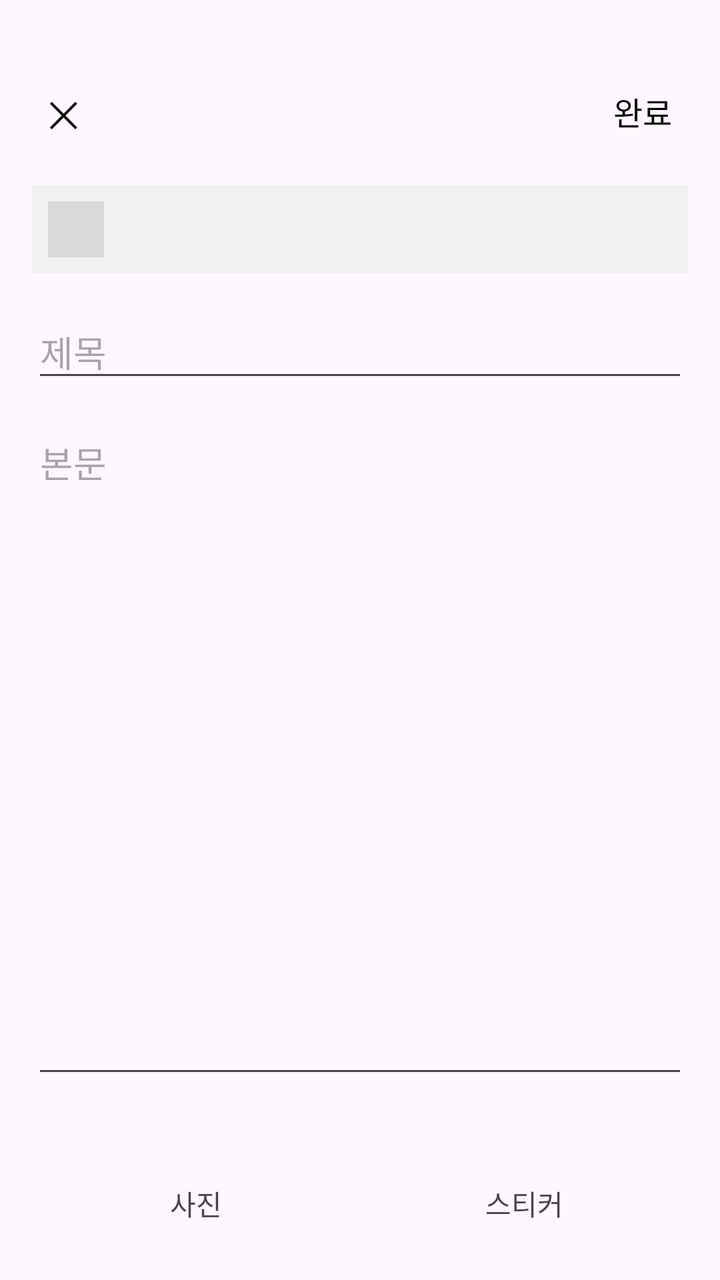
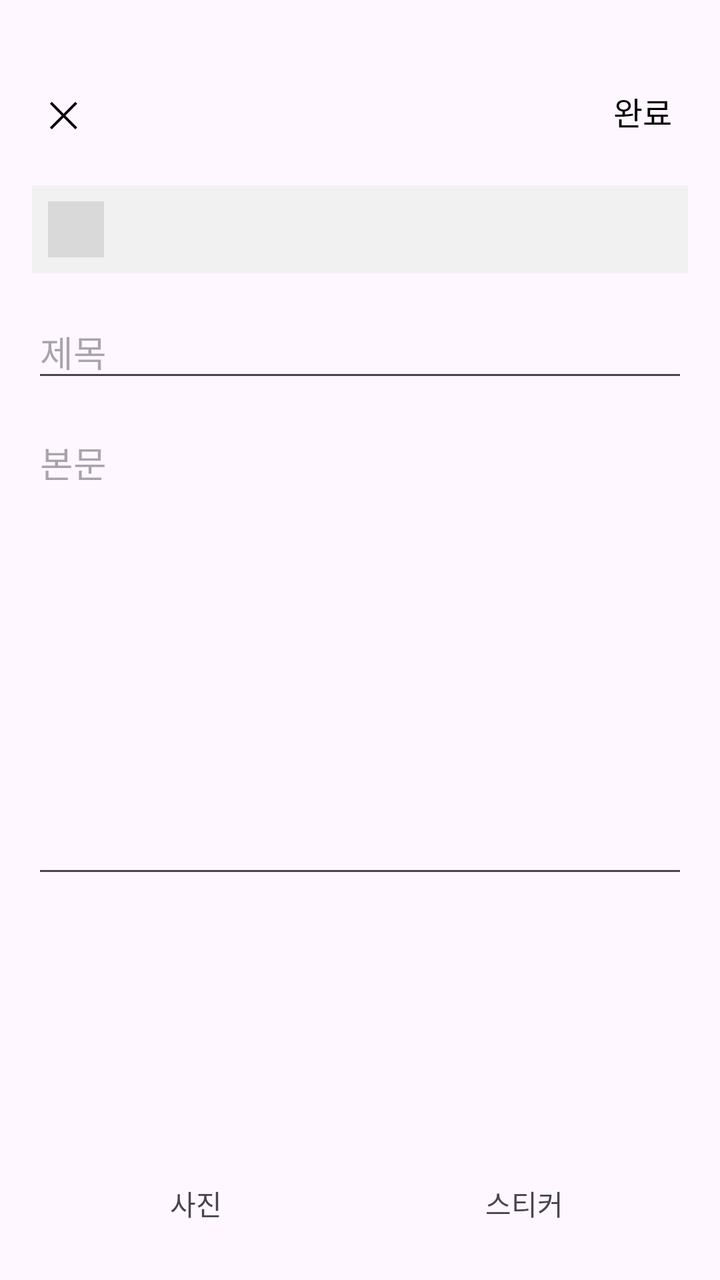

An Android layout rendered at two revisions. The XML below is the earlier revision; the diff shows what the commit changed to produce the second picture.
<!-- AndroidManifest.xml: application theme Theme.DiaryApp -->
<!-- res/layout/activity_write.xml -->
<?xml version="1.0" encoding="utf-8"?>
<androidx.constraintlayout.widget.ConstraintLayout xmlns:android="http://schemas.android.com/apk/res/android"
    xmlns:app="http://schemas.android.com/apk/res-auto"
    xmlns:tools="http://schemas.android.com/tools"
    android:id="@+id/main"
    android:layout_width="match_parent"
    android:layout_height="match_parent"
    android:padding="16dp"
    tools:context=".WriteActivity">

    
    <TextView
        android:id="@+id/btnClose"
        android:layout_width="wrap_content"
        android:layout_height="wrap_content"
        android:layout_marginTop="20dp"
        android:clickable="true"
        android:focusable="true"
        android:padding="8dp"
        android:text="✕"
        android:textColor="#000000"
        android:textSize="18sp"
        app:layout_constraintStart_toStartOf="parent"
        app:layout_constraintTop_toTopOf="parent" />

    
    <TextView
        android:id="@+id/btnDone"
        android:layout_width="wrap_content"
        android:layout_height="wrap_content"
        android:layout_marginTop="20dp"
        android:clickable="true"
        android:focusable="true"
        android:padding="8dp"
        android:text="완료"
        android:textColor="#000000"
        android:textSize="16sp"
        app:layout_constraintEnd_toEndOf="parent"
        app:layout_constraintTop_toTopOf="parent" />

    
    <LinearLayout
        android:id="@+id/writeWeatherBox"
        android:layout_width="0dp"
        android:layout_height="wrap_content"
        android:layout_marginTop="16dp"
        android:orientation="horizontal"
        android:gravity="center_vertical"
        android:background="#F1F1F1"
        android:padding="8dp"
        app:layout_constraintTop_toBottomOf="@id/btnClose"
        app:layout_constraintStart_toStartOf="parent"
        app:layout_constraintEnd_toEndOf="parent">

        <ImageView
            android:id="@+id/ivWriteWeatherIcon"
            android:layout_width="28dp"
            android:layout_height="28dp"
            android:layout_marginEnd="8dp"
            android:background="#D9D9D9" />

        <TextView
            android:id="@+id/tvWriteWeatherTemp"
            android:layout_width="wrap_content"
            android:layout_height="wrap_content"
            android:textSize="14sp"
            android:textStyle="bold"
            android:layout_marginEnd="6dp" />

        <TextView
            android:id="@+id/tvWriteWeatherDesc"
            android:layout_width="wrap_content"
            android:layout_height="wrap_content"
            android:textSize="13sp"
            android:textColor="#666666" />

    </LinearLayout>

    
    <EditText
        android:id="@+id/etTitle"
        android:layout_width="0dp"
        android:layout_height="wrap_content"
        android:layout_marginTop="16dp"
        android:hint="제목"
        app:layout_constraintTop_toBottomOf="@id/writeWeatherBox"
        app:layout_constraintStart_toStartOf="parent"
        app:layout_constraintEnd_toEndOf="parent" />

    
    <EditText
        android:id="@+id/etContent"
        android:layout_width="0dp"
        android:layout_height="0dp"
        android:layout_marginTop="12dp"
        android:layout_marginBottom="80dp"
        android:gravity="top"
        android:hint="본문"
        android:inputType="textMultiLine"
        android:scrollbars="vertical"
        app:layout_constraintTop_toBottomOf="@id/etTitle"
        app:layout_constraintBottom_toBottomOf="parent"
        app:layout_constraintStart_toStartOf="parent"
        app:layout_constraintEnd_toEndOf="parent" />

    <LinearLayout
        android:id="@+id/photoContainer"
        android:layout_width="0dp"
        android:layout_height="wrap_content"
        android:layout_marginTop="12dp"
        android:orientation="horizontal"
        app:layout_constraintTop_toBottomOf="@id/etContent"
        app:layout_constraintStart_toStartOf="parent"
        app:layout_constraintEnd_toEndOf="parent" />

    <TextView
        android:id="@+id/tvSelectedSticker"
        android:layout_width="wrap_content"
        android:layout_height="wrap_content"
        android:layout_marginTop="8dp"
        android:textSize="24sp"
        android:visibility="gone"
        app:layout_constraintTop_toBottomOf="@id/photoContainer"
        app:layout_constraintStart_toStartOf="parent" />

    
    <LinearLayout
        android:layout_width="0dp"
        android:layout_height="wrap_content"
        android:orientation="horizontal"
        app:layout_constraintBottom_toBottomOf="parent"
        app:layout_constraintStart_toStartOf="parent"
        app:layout_constraintEnd_toEndOf="parent">

        <TextView
            android:id="@+id/btnAddPhoto"
            android:layout_width="0dp"
            android:layout_height="wrap_content"
            android:layout_weight="1"
            android:gravity="center"
            android:padding="12dp"
            android:text="사진" />

        <TextView
            android:id="@+id/btnAddSticker"
            android:layout_width="0dp"
            android:layout_height="wrap_content"
            android:layout_weight="1"
            android:gravity="center"
            android:padding="12dp"
            android:text="스티커" />

    </LinearLayout>

</androidx.constraintlayout.widget.ConstraintLayout>
<!-- resources referenced by this layout -->
<resources>
  <style name="Theme.DiaryApp" parent="Base.Theme.DiaryApp" />
  <style name="Base.Theme.DiaryApp" parent="Theme.Material3.DayNight.NoActionBar">
          
          
      </style>
</resources>

<!-- the commit's change to res/layout/activity_write.xml (unified diff, before → after) -->
@@ -93,11 +93,23 @@
         android:layout_width="0dp"
         android:layout_height="0dp"
         android:layout_marginTop="12dp"
-        android:layout_marginBottom="80dp"
+        android:layout_marginBottom="180dp"
         android:gravity="top"
         android:hint="본문"
         android:inputType="textMultiLine"
         android:scrollbars="vertical"
+        app:layout_constraintTop_toBottomOf="@id/etTitle"
+        app:layout_constraintBottom_toBottomOf="parent"
+        app:layout_constraintStart_toStartOf="parent"
+        app:layout_constraintEnd_toEndOf="parent" />
+
+    
+    <FrameLayout
+        android:id="@+id/stickerCanvas"
+        android:layout_width="0dp"
+        android:layout_height="0dp"
+        android:layout_marginTop="12dp"
+        android:layout_marginBottom="80dp"
         app:layout_constraintTop_toBottomOf="@id/etTitle"
         app:layout_constraintBottom_toBottomOf="parent"
         app:layout_constraintStart_toStartOf="parent"
